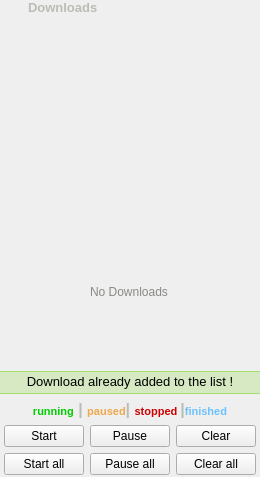
First picture: the form in download_widget.ui, repository keshavbhatt/olivia, before the edit.
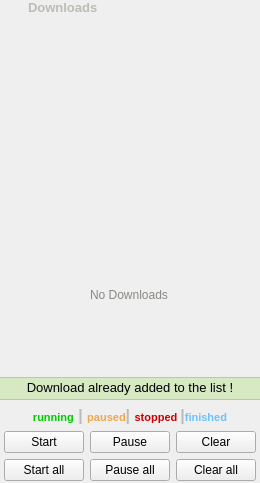
Second picture: the form after the edit. Icons and pictures are not drawn.

What changed in the file:
```diff
--- a/download_widget.ui
+++ b/download_widget.ui
@@ -6,8 +6,8 @@
    <rect>
     <x>0</x>
     <y>0</y>
-    <width>260</width>
-    <height>477</height>
+    <width>258</width>
+    <height>483</height>
    </rect>
   </property>
   <property name="windowTitle">
```
